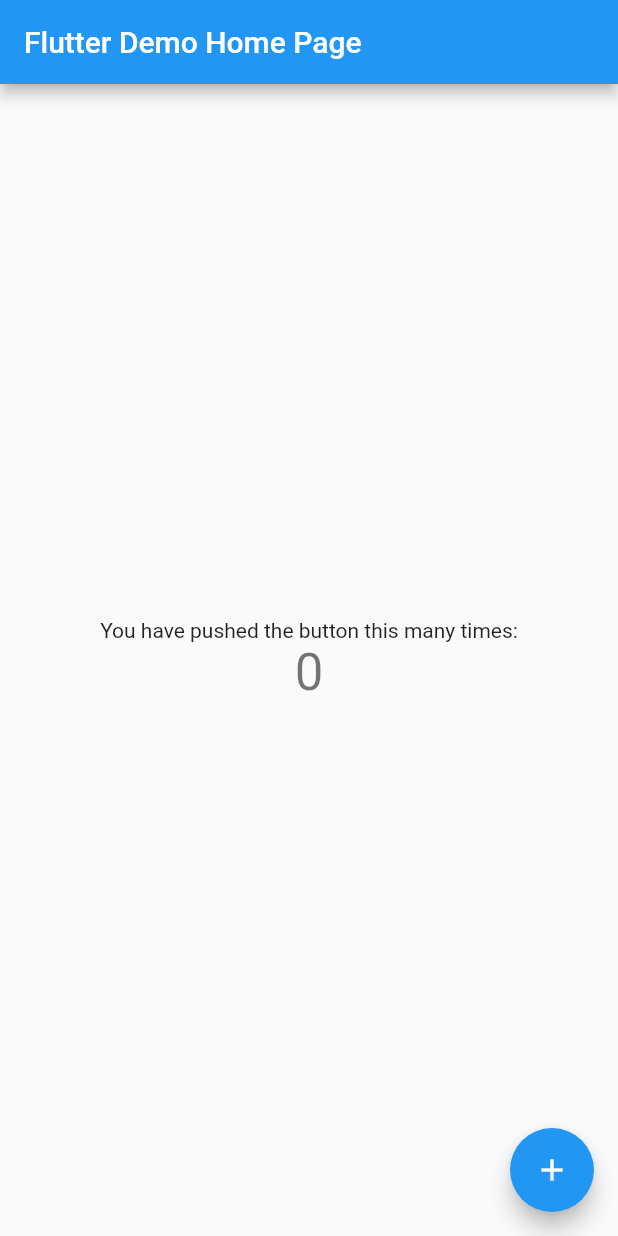
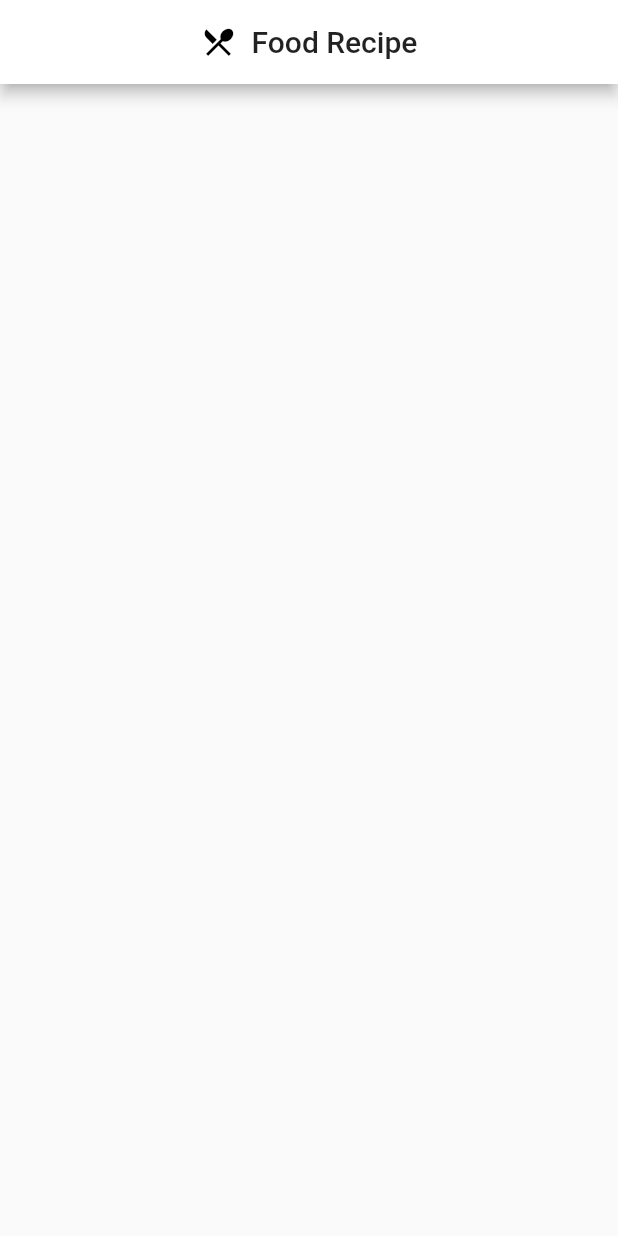
Before and after one commit to IAmMasterCraft/flutter-food-recipe, a Flutter app: the screen it shows after launch, on a phone screen of 412 x 824 dp. Run offline on Flutter 3.47's test engine with Material 2 defaults, Android fonts, the phone set to English and light mode, and no system bars.

Commit message:
homepage set

```diff
--- a/lib/main.dart
+++ b/lib/main.dart
@@ -1,4 +1,5 @@
 import 'package:flutter/material.dart';
+import 'package:food_recipe/views/home.dart';
 
 void main() {
   runApp(MyApp());
@@ -9,105 +10,16 @@ class MyApp extends StatelessWidget {
   @override
   Widget build(BuildContext context) {
     return MaterialApp(
-      title: 'Flutter Demo',
+      title: 'Food Recipe',
+      debugShowCheckedModeBanner: false,
       theme: ThemeData(
-        // This is the theme of your application.
-        //
-        // Try running your application with "flutter run". You'll see the
-        // application has a blue toolbar. Then, without quitting the app, try
-        // changing the primarySwatch below to Colors.green and then invoke
-        // "hot reload" (press "r" in the console where you ran "flutter run",
-        // or simply save your changes to "hot reload" in a Flutter IDE).
-        // Notice that the counter didn't reset back to zero; the application
-        // is not restarted.
         primarySwatch: Colors.blue,
+        primaryColor: Colors.white,
+        textTheme: TextTheme(
+          bodyText2: TextStyle(color: Colors.white)
+        )
       ),
-      home: MyHomePage(title: 'Flutter Demo Home Page'),
+      home: HomePage(),
     );
   }
 }
-
-class MyHomePage extends StatefulWidget {
-  MyHomePage({Key? key, required this.title}) : super(key: key);
-
-  // This widget is the home page of your application. It is stateful, meaning
-  // that it has a State object (defined below) that contains fields that affect
-  // how it looks.
-
-  // This class is the configuration for the state. It holds the values (in this
-  // case the title) provided by the parent (in this case the App widget) and
-  // used by the build method of the State. Fields in a Widget subclass are
-  // always marked "final".
-
-  final String title;
-
-  @override
-  _MyHomePageState createState() => _MyHomePageState();
-}
-
-class _MyHomePageState extends State<MyHomePage> {
-  int _counter = 0;
-
-  void _incrementCounter() {
-    setState(() {
-      // This call to setState tells the Flutter framework that something has
-      // changed in this State, which causes it to rerun the build method below
-      // so that the display can reflect the updated values. If we changed
-      // _counter without calling setState(), then the build method would not be
-      // called again, and so nothing would appear to happen.
-      _counter++;
-    });
-  }
-
-  @override
-  Widget build(BuildContext context) {
-    // This method is rerun every time setState is called, for instance as done
-    // by the _incrementCounter method above.
-    //
-    // The Flutter framework has been optimized to make rerunning build methods
-    // fast, so that you can just rebuild anything that needs updating rather
-    // than having to individually change instances of widgets.
-    return Scaffold(
-      appBar: AppBar(
-        // Here we take the value from the MyHomePage object that was created by
-        // the App.build method, and use it to set our appbar title.
-        title: Text(widget.title),
-      ),
-      body: Center(
-        // Center is a layout widget. It takes a single child and positions it
-        // in the middle of the parent.
-        child: Column(
-          // Column is also a layout widget. It takes a list of children and
-          // arranges them vertically. By default, it sizes itself to fit its
-          // children horizontally, and tries to be as tall as its parent.
-          //
-          // Invoke "debug painting" (press "p" in the console, choose the
-          // "Toggle Debug Paint" action from the Flutter Inspector in Android
-          // Studio, or the "Toggle Debug Paint" command in Visual Studio Code)
-          // to see the wireframe for each widget.
-          //
-          // Column has various properties to control how it sizes itself and
-          // how it positions its children. Here we use mainAxisAlignment to
-          // center the children vertically; the main axis here is the vertical
-          // axis because Columns are vertical (the cross axis would be
-          // horizontal).
-          mainAxisAlignment: MainAxisAlignment.center,
-          children: <Widget>[
-            Text(
-              'You have pushed the button this many times:',
-            ),
-            Text(
-              '$_counter',
-              style: Theme.of(context).textTheme.headline4,
-            ),
-          ],
-        ),
-      ),
-      floatingActionButton: FloatingActionButton(
-        onPressed: _incrementCounter,
-        tooltip: 'Increment',
-        child: Icon(Icons.add),
-      ), // This trailing comma makes auto-formatting nicer for build methods.
-    );
-  }
-}
--- /dev/null
+++ b/lib/views/home.dart
@@ -0,0 +1,24 @@
+import 'package:flutter/material.dart';
+
+class HomePage extends StatefulWidget {
+  @override
+  _HomePageState createState() => _HomePageState();
+}
+
+class _HomePageState extends State<HomePage> {
+  @override
+  Widget build(BuildContext context) {
+    return Scaffold(
+      appBar: AppBar(
+        title: Row(
+          mainAxisAlignment: MainAxisAlignment.center,
+          children: [
+            Icon(Icons.restaurant_menu),
+            SizedBox(width: 10,),
+            Text("Food Recipe")
+          ],
+        ),
+      ),
+    );
+  }
+}
--- a/pubspec.yaml
+++ b/pubspec.yaml
@@ -18,11 +18,12 @@ publish_to: 'none' # Remove this line if you wish to publish to pub.dev
 version: 1.0.0+1
 
 environment:
-  sdk: ">=2.12.0 <3.0.0"
+  sdk: ">=2.7.0 <3.0.0"
 
 dependencies:
   flutter:
     sdk: flutter
+  http: ^0.13.1
 
 
   # The following adds the Cupertino Icons font to your application.
```
Also changed, not shown: lib/views/widgets/recipe_card.dart (added), pubspec.lock.
